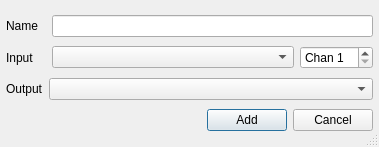
ccherrett/oom, file oom/widgets/createtrackbase.ui: the form before one commit.
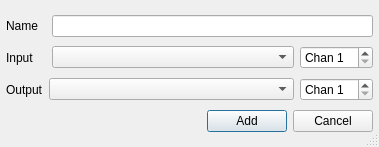
The form after the commit.

Commit message: More work on the add track dialog, added output combo to select where to connect out to

The edit to the form file:
```diff
--- a/oom/widgets/createtrackbase.ui
+++ b/oom/widgets/createtrackbase.ui
@@ -111,6 +111,19 @@
        </property>
       </widget>
      </item>
+     <item>
+      <widget class="QSpinBox" name="txtOutChannel">
+       <property name="prefix">
+        <string>Chan </string>
+       </property>
+       <property name="minimum">
+        <number>1</number>
+       </property>
+       <property name="maximum">
+        <number>16</number>
+       </property>
+      </widget>
+     </item>
     </layout>
    </item>
    <item>
```
Left out of the diff: 5 changed lines with no effect on the pictures. The commit also changes 2 other files.
